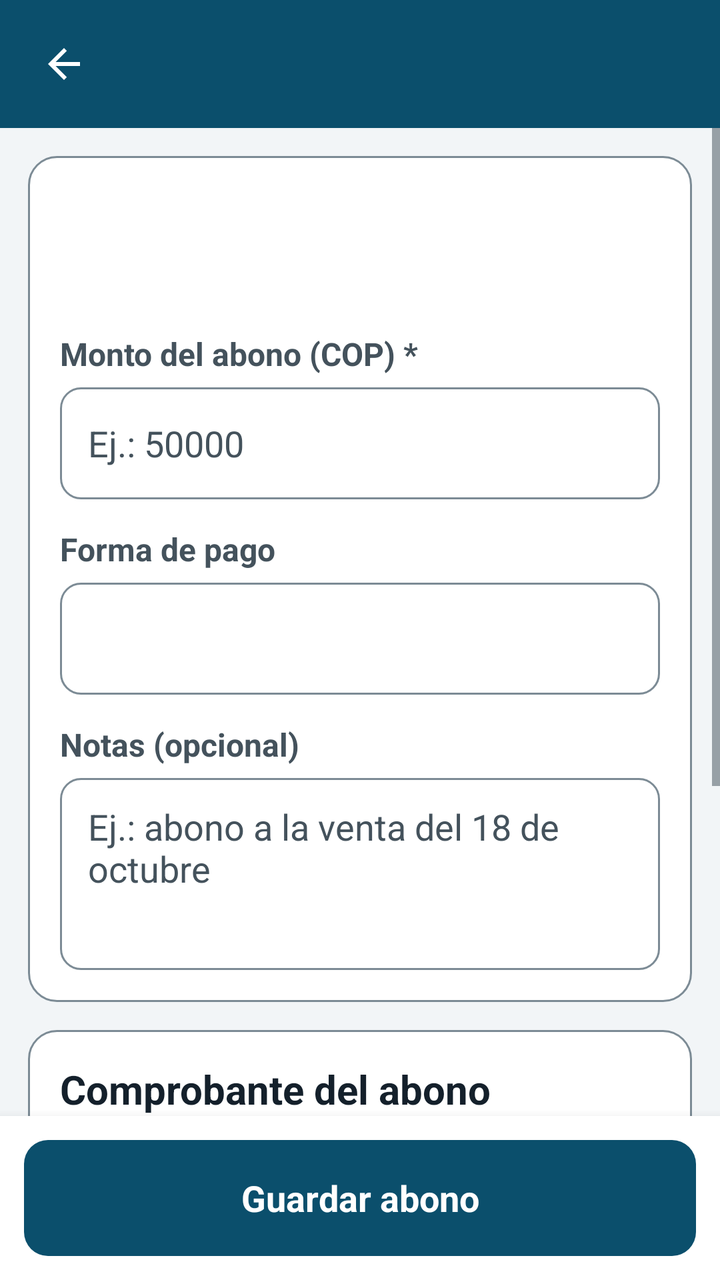
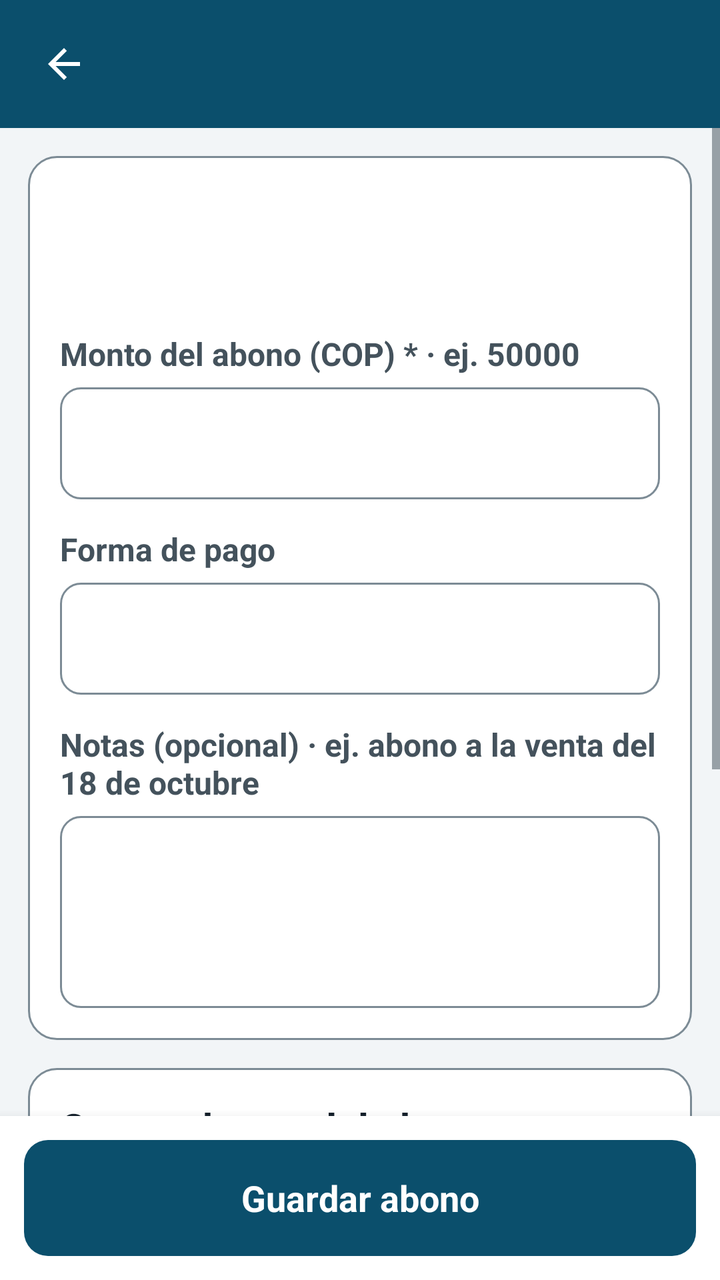

Two renders of the same Android screen: before a commit and after it. Below are the layout's source before the change and the commit's diff.
<!-- AndroidManifest.xml: application theme Tema -->
<!-- res/layout/activity_pago.xml -->
<?xml version="1.0" encoding="utf-8"?>
<LinearLayout xmlns:android="http://schemas.android.com/apk/res/android"
    android:layout_width="match_parent"
    android:layout_height="match_parent"
    android:orientation="vertical"
    android:background="@color/fondo">

    <include layout="@layout/barra_superior" />

    <ScrollView
android:id="@+id/scrollForm"
        android:layout_width="match_parent"
        android:layout_height="0dp"
        android:layout_weight="1"
        android:fillViewport="true">

        <LinearLayout
            android:layout_width="match_parent"
            android:layout_height="wrap_content"
            android:orientation="vertical"
            android:paddingLeft="14dp"
            android:paddingRight="14dp"
            android:paddingTop="14dp"
            android:paddingBottom="22dp">

            <LinearLayout
                style="@style/Tarjeta"
                android:layout_width="match_parent"
                android:layout_height="wrap_content">

                <TextView
                    android:id="@+id/txtCliente"
                    android:layout_width="match_parent"
                    android:layout_height="wrap_content"
                    android:textColor="@color/texto"
                    android:textSize="22sp"
                    android:textStyle="bold" />

                <TextView
                    android:id="@+id/txtSaldoActual"
                    android:layout_width="match_parent"
                    android:layout_height="wrap_content"
                    android:layout_marginTop="6dp"
                    android:textColor="@color/texto_secundario"
                    android:textSize="17sp" />

                <TextView
                    style="@style/Etiqueta"
                    android:layout_width="match_parent"
                    android:layout_height="wrap_content"
                    android:labelFor="@+id/etMonto"
                    android:text="Monto del abono (COP) *" />

                <EditText
                    android:id="@+id/etMonto"
                    style="@style/Campo"
                    android:layout_width="match_parent"
                    android:layout_height="wrap_content"
                    android:hint="Ej.: 50000"
                    android:inputType="number" />

                <TextView
                    style="@style/Etiqueta"
                    android:layout_width="match_parent"
                    android:layout_height="wrap_content"
                    android:labelFor="@+id/spForma"
                    android:text="Forma de pago" />

                <Spinner
                    android:id="@+id/spForma"
                    android:layout_width="match_parent"
                    android:layout_height="56dp"
                    android:background="@drawable/fondo_campo"
                    android:paddingLeft="14dp"
                    android:paddingRight="14dp"
                    android:minHeight="56dp" />

                <TextView
                    style="@style/Etiqueta"
                    android:layout_width="match_parent"
                    android:layout_height="wrap_content"
                    android:labelFor="@+id/etNotas"
                    android:text="Notas (opcional)" />

                <EditText
                    android:id="@+id/etNotas"
                    style="@style/CampoMultilinea"
                    android:layout_width="match_parent"
                    android:layout_height="wrap_content"
                    android:hint="Ej.: abono a la venta del 18 de octubre"
                    android:inputType="textCapSentences|textMultiLine" />
            </LinearLayout>

            <LinearLayout
                style="@style/Tarjeta"
                android:layout_width="match_parent"
                android:layout_height="wrap_content">

                <TextView
                    style="@style/TituloSeccion"
                    android:layout_width="match_parent"
                    android:layout_height="wrap_content"
                    android:text="Comprobante del abono" />

                <TextView
                    style="@style/Ayuda"
                    android:layout_width="match_parent"
                    android:layout_height="wrap_content"
                    android:text="Puedes tomar una foto del comprobante o subir un documento o imagen." />

                <Button
                    android:id="@+id/btnFoto"
                    style="@style/BotonSecundario"
                    android:layout_width="match_parent"
                    android:layout_height="wrap_content"
                    android:layout_marginTop="12dp"
                    android:text="Tomar foto del comprobante" />

                <Button
                    android:id="@+id/btnArchivo"
                    style="@style/BotonSecundario"
                    android:layout_width="match_parent"
                    android:layout_height="wrap_content"
                    android:layout_marginTop="8dp"
                    android:text="Elegir archivo o imagen" />

                <LinearLayout
                    android:id="@+id/containerAdjuntos"
                    android:layout_width="match_parent"
                    android:layout_height="wrap_content"
                    android:layout_marginTop="8dp"
                    android:orientation="vertical" />
            </LinearLayout>
        </LinearLayout>
    </ScrollView>

    <LinearLayout
        android:layout_width="match_parent"
        android:layout_height="wrap_content"
        android:background="@color/superficie"
        android:elevation="8dp"
        android:padding="12dp">

        <Button
            android:id="@+id/btnGuardar"
            style="@style/BotonPrimario"
            android:layout_width="match_parent"
            android:layout_height="wrap_content"
            android:text="Guardar abono" />
    </LinearLayout>
</LinearLayout>
<!-- res/layout/barra_superior.xml (included above) -->
<?xml version="1.0" encoding="utf-8"?>
<LinearLayout xmlns:android="http://schemas.android.com/apk/res/android"
    android:layout_width="match_parent"
    android:layout_height="wrap_content"
    android:orientation="horizontal"
    android:gravity="center_vertical"
    android:background="?android:attr/colorPrimary"
    android:minHeight="64dp"
    android:paddingLeft="6dp"
    android:paddingRight="12dp"
    android:paddingTop="6dp"
    android:paddingBottom="6dp">

    <ImageButton
        android:id="@+id/btnAtras"
        android:layout_width="52dp"
        android:layout_height="52dp"
        android:background="?android:attr/selectableItemBackgroundBorderless"
        android:src="@drawable/ic_atras"
        android:tint="@color/blanco"
        android:contentDescription="@string/volver"
        android:scaleType="centerInside" />

    <TextView
        android:id="@+id/tituloBarra"
        android:layout_width="0dp"
        android:layout_height="wrap_content"
        android:layout_weight="1"
        android:layout_marginStart="4dp"
        android:textColor="@color/blanco"
        android:textSize="22sp"
        android:textStyle="bold"
        android:maxLines="2"
        android:ellipsize="end" />
</LinearLayout>
<!-- resources referenced by this layout -->
<resources>
  <color name="blanco">#FFFFFF</color>
  <color name="fondo">#F2F5F7</color>
  <color name="superficie">#FFFFFF</color>
  <color name="texto">#14202B</color>
  <color name="texto_secundario">#44525C</color>
  <!-- drawable ic_atras (drawable) -->
  <?xml version="1.0" encoding="utf-8"?>
  <vector xmlns:android="http://schemas.android.com/apk/res/android"
      android:width="24dp" android:height="24dp"
      android:viewportWidth="24" android:viewportHeight="24">
      <path android:fillColor="#FF000000" android:pathData="M20,11H7.83l5.59,-5.59L12,4l-8,8 8,8 1.41,-1.41L7.83,13H20v-2z"/>
  </vector>
  <string name="volver">Volver</string>
  <style name="Ayuda">
          <item name="android:textSize">15sp</item>
          <item name="android:textColor">@color/texto_secundario</item>
          <item name="android:layout_marginTop">4dp</item>
      </style>
  <style name="BotonSecundario" parent="BotonPrimario">
          <item name="android:background">@drawable/boton_secundario</item>
          <item name="android:textColor">@color/primario</item>
      </style>
  <style name="CampoMultilinea" parent="Campo">
          <item name="android:singleLine">false</item>
          <item name="android:gravity">top|start</item>
          <item name="android:minHeight">96dp</item>
      </style>
  <style name="Etiqueta">
          <item name="android:textSize">16sp</item>
          <item name="android:textStyle">bold</item>
          <item name="android:textColor">@color/texto_secundario</item>
          <item name="android:layout_marginTop">14dp</item>
          <item name="android:layout_marginBottom">6dp</item>
      </style>
  <style name="Tarjeta">
          <item name="android:background">@drawable/fondo_tarjeta</item>
          <item name="android:padding">16dp</item>
          <item name="android:layout_marginBottom">14dp</item>
          <item name="android:orientation">vertical</item>
      </style>
  <style name="TituloSeccion">
          <item name="android:textSize">20sp</item>
          <item name="android:textStyle">bold</item>
          <item name="android:textColor">@color/texto</item>
          <item name="android:layout_marginBottom">10dp</item>
      </style>
  <style name="Tema" parent="@android:style/Theme.Material.Light.NoActionBar">
          <item name="android:colorPrimary">@color/primario</item>
          <item name="android:colorPrimaryDark">@color/primario_oscuro</item>
          <item name="android:colorAccent">@color/primario</item>
          <item name="android:windowBackground">@color/fondo</item>
          <item name="android:statusBarColor">@color/primario_oscuro</item>
          <item name="android:navigationBarColor">@color/superficie</item>
          <item name="android:windowLightNavigationBar">true</item>
          <item name="android:textColorPrimary">@color/texto</item>
          <item name="android:textColorSecondary">@color/texto_secundario</item>
          <item name="android:textColorHint">@color/texto_secundario</item>
          <item name="android:fontFamily">sans-serif</item>
          <item name="android:windowNoTitle">true</item>
          
      </style>
  <color name="primario">#0B4F6C</color>
  <color name="borde">#7C8B95</color>
  <!-- drawable fondo_tarjeta (drawable) -->
  <?xml version="1.0" encoding="utf-8"?>
  <shape xmlns:android="http://schemas.android.com/apk/res/android">
      <solid android:color="@color/superficie"/>
      <corners android:radius="14dp"/>
      <stroke android:width="1dp" android:color="@color/borde"/>
  </shape>
  <color name="primario_oscuro">#073A50</color>
  <color name="deshabilitado">#8A979F</color>
  <color name="gris_fondo">#E6EBEE</color>
  <color name="primario_claro">#DCEAF2</color>
  <!-- unchanged entries left out for length: 5 -->
</resources>

<!-- the commit's change to res/layout/activity_pago.xml (unified diff, before → after) -->
@@ -49,14 +49,13 @@ android:id="@+id/scrollForm"
                     android:layout_width="match_parent"
                     android:layout_height="wrap_content"
                     android:labelFor="@+id/etMonto"
-                    android:text="Monto del abono (COP) *" />
+                    android:text="Monto del abono (COP) * · ej. 50000" />
 
                 <EditText
                     android:id="@+id/etMonto"
                     style="@style/Campo"
                     android:layout_width="match_parent"
                     android:layout_height="wrap_content"
-                    android:hint="Ej.: 50000"
                     android:inputType="number" />
 
                 <TextView
@@ -80,14 +79,13 @@ android:id="@+id/scrollForm"
                     android:layout_width="match_parent"
                     android:layout_height="wrap_content"
                     android:labelFor="@+id/etNotas"
-                    android:text="Notas (opcional)" />
+                    android:text="Notas (opcional) · ej. abono a la venta del 18 de octubre" />
 
                 <EditText
                     android:id="@+id/etNotas"
                     style="@style/CampoMultilinea"
                     android:layout_width="match_parent"
                     android:layout_height="wrap_content"
-                    android:hint="Ej.: abono a la venta del 18 de octubre"
                     android:inputType="textCapSentences|textMultiLine" />
             </LinearLayout>
 
@@ -158,8 +156,8 @@ android:id="@+id/scrollForm"
     android:gravity="center_vertical"
     android:background="?android:attr/colorPrimary"
     android:minHeight="64dp"
-    android:paddingLeft="6dp"
-    android:paddingRight="12dp"
+    android:paddingStart="6dp"
+    android:paddingEnd="12dp"
     android:paddingTop="6dp"
     android:paddingBottom="6dp">
 
<!-- resource entries referenced after the edit -->
@@ -52,8 +52,8 @@
           <item name="android:colorAccent">@color/primario</item>
           <item name="android:windowBackground">@color/fondo</item>
           <item name="android:statusBarColor">@color/primario_oscuro</item>
-          <item name="android:navigationBarColor">@color/superficie</item>
-          <item name="android:windowLightNavigationBar">true</item>
+          
+          <item name="android:navigationBarColor">@color/primario_oscuro</item>
           <item name="android:textColorPrimary">@color/texto</item>
           <item name="android:textColorSecondary">@color/texto_secundario</item>
           <item name="android:textColorHint">@color/texto_secundario</item>
